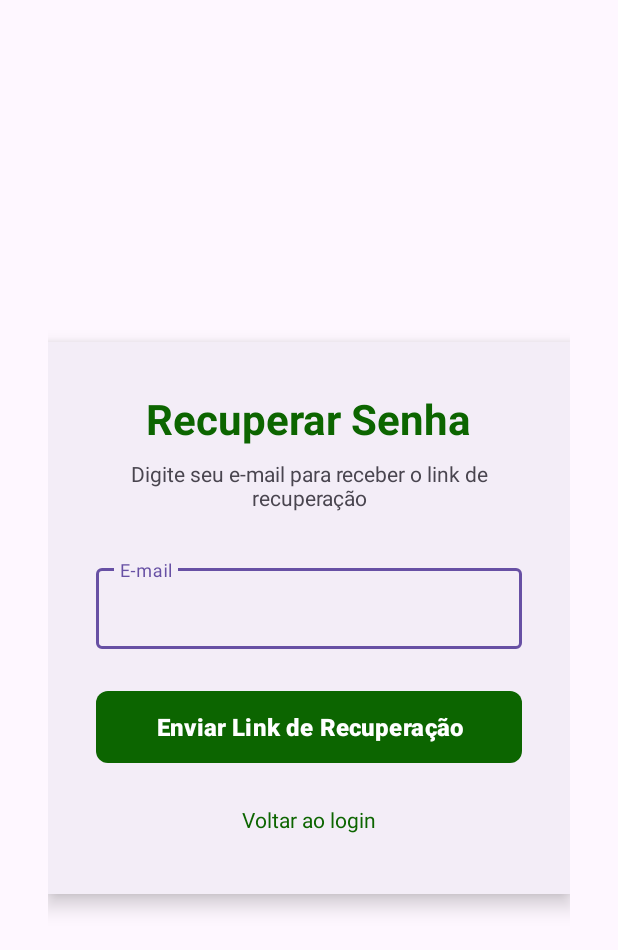
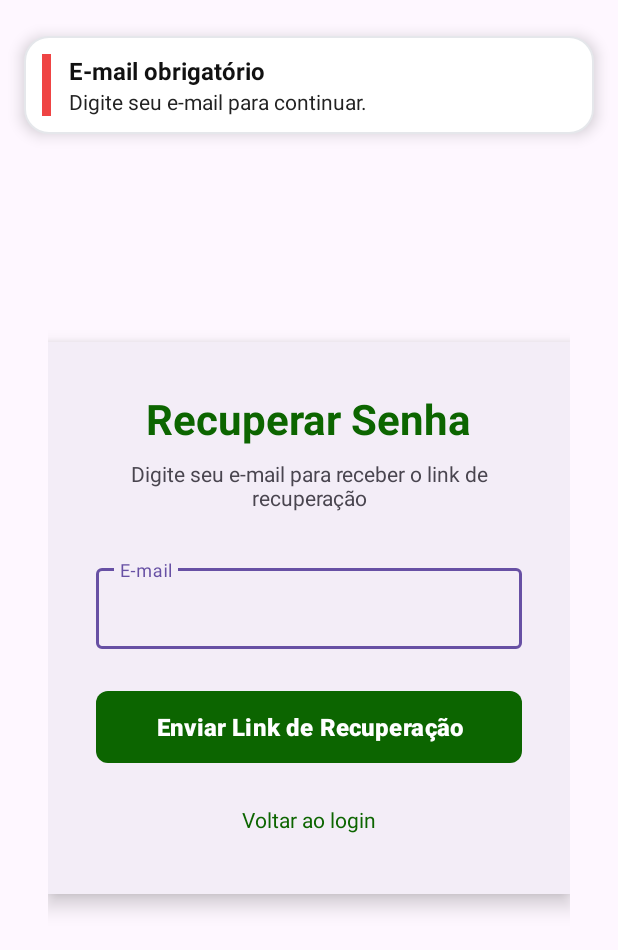
Before and after one commit to 2025-2-NCC3/Projeto2, an Android app: the ForgotPassword screen opened directly, with no data from a screen before it, after a tap on "Enviar Link de Recuperação", on a phone screen of 412 x 824 dp. Shown: the top 950 px of the screen. Run offline under Robolectric (Android 15) with nearby library versions, the phone set to English and light mode, and no system bars.

Commit message:
Atualização do Apliativo Comedoria da Tia "Criação do Componente de Erro/Sucesso Personalizado do Aplicativo"

```diff
--- a/app/src/main/java/com/example/aplicativocomedoriadatia/ForgotPassword.java
+++ b/app/src/main/java/com/example/aplicativocomedoriadatia/ForgotPassword.java
@@ -5,8 +5,10 @@ import android.os.Bundle;
 import android.widget.Button;
 import android.widget.EditText;
 import android.widget.TextView;
-import android.widget.Toast;
+
 import androidx.appcompat.app.AppCompatActivity;
+
+import com.example.aplicativocomedoriadatia.ui.StatusBanner;
 
 public class ForgotPassword extends AppCompatActivity {
 
@@ -23,24 +25,23 @@ public class ForgotPassword extends AppCompatActivity {
         btnResetPassword = findViewById(R.id.btnResetPassword);
         tvBackToLogin = findViewById(R.id.tvBackToLogin);
 
-        // Clique do botão de enviar
         btnResetPassword.setOnClickListener(v -> {
             String email = etEmail.getText().toString().trim();
 
             if (email.isEmpty()) {
-                Toast.makeText(ForgotPassword.this, "Digite seu e-mail", Toast.LENGTH_SHORT).show();
+                StatusBanner.show(this, StatusBanner.State.ERROR,
+                        "E-mail obrigatório", "Digite seu e-mail para continuar.", 3000);
             } else {
-                Toast.makeText(ForgotPassword.this,
-                        "Se o e-mail existir, enviaremos o link de recuperação",
-                        Toast.LENGTH_LONG).show();
+                // Aqui você pode integrar com Supabase reset password, se desejar.
+                StatusBanner.show(this, StatusBanner.State.SUCCESS,
+                        "Verifique seu e-mail", "Se o e-mail existir, enviaremos o link de recuperação.", 3500);
             }
         });
 
-        // 🔹 Clique em "Voltar ao login"
         tvBackToLogin.setOnClickListener(v -> {
             Intent intent = new Intent(ForgotPassword.this, LoginActivity.class);
             startActivity(intent);
-            finish(); // fecha a tela atual
+            finish();
         });
     }
 }
--- /dev/null
+++ b/app/src/main/java/com/example/aplicativocomedoriadatia/ui/StatusBanner.java
@@ -0,0 +1,120 @@
+package com.example.aplicativocomedoriadatia.ui;
+
+import android.app.Activity;
+import android.graphics.Color;
+import android.graphics.drawable.GradientDrawable;
+import android.view.Gravity;
+import android.view.View;
+import android.view.ViewGroup;
+import android.view.animation.AlphaAnimation;
+import android.view.animation.DecelerateInterpolator;
+import android.widget.FrameLayout;
+import android.widget.LinearLayout;
+import android.widget.TextView;
+
+public class StatusBanner {
+
+    public enum State { SUCCESS, ERROR }
+
+    /**
+     * Mostra um banner flutuante no topo da Activity.
+     * Não requer XML. Some automaticamente após durationMs.
+     */
+    public static void show(Activity activity, State state, String title, String message, long durationMs) {
+        FrameLayout root = activity.findViewById(android.R.id.content);
+        if (root == null) return;
+
+        // Container do banner
+        LinearLayout card = new LinearLayout(activity);
+        card.setOrientation(LinearLayout.HORIZONTAL);
+        card.setPadding(dp(activity, 12), dp(activity, 12), dp(activity, 12), dp(activity, 12));
+        card.setElevation(dp(activity, 6));
+        card.setBackground(makeCardBackground());
+
+        // Faixa lateral colorida
+        View stripe = new View(activity);
+        int stripeColor = (state == State.SUCCESS) ? Color.parseColor("#0C6500") : Color.parseColor("#EF4444");
+        stripe.setBackgroundColor(stripeColor);
+        LinearLayout.LayoutParams stripeLp = new LinearLayout.LayoutParams(dp(activity, 6), ViewGroup.LayoutParams.MATCH_PARENT);
+        stripe.setLayoutParams(stripeLp);
+        card.addView(stripe);
+
+        // Área de textos
+        LinearLayout textCol = new LinearLayout(activity);
+        textCol.setOrientation(LinearLayout.VERTICAL);
+        textCol.setPadding(dp(activity, 12), 0, 0, 0);
+
+        TextView tvTitle = new TextView(activity);
+        tvTitle.setText(title);
+        tvTitle.setTextSize(16);
+        tvTitle.setTextColor(Color.parseColor("#111111"));
+        tvTitle.setTypeface(tvTitle.getTypeface(), android.graphics.Typeface.BOLD);
+
+        TextView tvMsg = new TextView(activity);
+        tvMsg.setText(message);
+        tvMsg.setTextSize(14);
+        tvMsg.setTextColor(Color.parseColor("#222222"));
+
+        textCol.addView(tvTitle);
+        textCol.addView(tvMsg);
+
+        LinearLayout.LayoutParams colLp = new LinearLayout.LayoutParams(0, ViewGroup.LayoutParams.WRAP_CONTENT, 1f);
+        textCol.setLayoutParams(colLp);
+        card.addView(textCol);
+
+        // LayoutParams do banner (topo, largura total, margem)
+        FrameLayout.LayoutParams lp = new FrameLayout.LayoutParams(
+                ViewGroup.LayoutParams.MATCH_PARENT,
+                ViewGroup.LayoutParams.WRAP_CONTENT
+        );
+        lp.gravity = Gravity.TOP;
+        lp.leftMargin = dp(activity, 16);
+        lp.rightMargin = dp(activity, 16);
+        lp.topMargin = dp(activity, 24);
+
+        // Estado inicial (fade in)
+        card.setAlpha(0f);
+        root.addView(card, lp);
+
+        AlphaAnimation fadeIn = new AlphaAnimation(0f, 1f);
+        fadeIn.setDuration(180);
+        fadeIn.setInterpolator(new DecelerateInterpolator());
+        card.startAnimation(fadeIn);
+        card.setAlpha(1f);
+
+        // Auto-dismiss
+        long safeDuration = Math.max(1200, durationMs <= 0 ? 2400 : durationMs);
+        card.postDelayed(() -> dismiss(root, card), safeDuration);
+
+        // Fechar ao tocar
+        card.setOnClickListener(v -> dismiss(root, card));
+    }
+
+    private static void dismiss(FrameLayout root, View card) {
+        if (card.getParent() == null) return;
+        AlphaAnimation fadeOut = new AlphaAnimation(1f, 0f);
+        fadeOut.setDuration(150);
+        fadeOut.setInterpolator(new DecelerateInterpolator());
+        fadeOut.setAnimationListener(new android.view.animation.Animation.AnimationListener() {
+            @Override public void onAnimationStart(android.view.animation.Animation animation) {}
+            @Override public void onAnimationEnd(android.view.animation.Animation animation) {
+                root.removeView(card);
+            }
+            @Override public void onAnimationRepeat(android.view.animation.Animation animation) {}
+        });
+        card.startAnimation(fadeOut);
+        card.setAlpha(0f);
+    }
+
+    private static GradientDrawable makeCardBackground() {
+        GradientDrawable bg = new GradientDrawable();
+        bg.setColor(Color.parseColor("#FFFFFFFF")); // white
+        bg.setCornerRadius(24f);
+        bg.setStroke(2, Color.parseColor("#E5E7EB")); // borda suave
+        return bg;
+    }
+
+    private static int dp(Activity a, int dp) {
+        return Math.round(dp * a.getResources().getDisplayMetrics().density);
+    }
+}
--- a/app/src/main/res/values/colors.xml
+++ b/app/src/main/res/values/colors.xml
@@ -3,4 +3,5 @@
     <color name="black">#FF000000</color>
     <color name="white">#FFFFFFFF</color>
     <color name="green">#0C6500</color>
+    <color name="red">#EF4444</color>
 </resources>
--- a/gradle/libs.versions.toml
+++ b/gradle/libs.versions.toml
@@ -1,5 +1,5 @@
 [versions]
-agp = "8.7.3"
+agp = "8.13.0"
 junit = "4.13.2"
 junitVersion = "1.3.0"
 espressoCore = "3.7.0"
```
Also changed, not shown: app/src/main/java/com/example/aplicativocomedoriadatia/LoginActivity.java (+14 -15 lines), app/src/main/java/com/example/aplicativocomedoriadatia/SignupActivity.java (+10 -12 lines), app/src/main/java/com/example/aplicativocomedoriadatia/ui/StatusMessageView.java (added, +75 -0 lines), app/src/main/res/layout/view_status_message.xml (added, +37 -0 lines).
